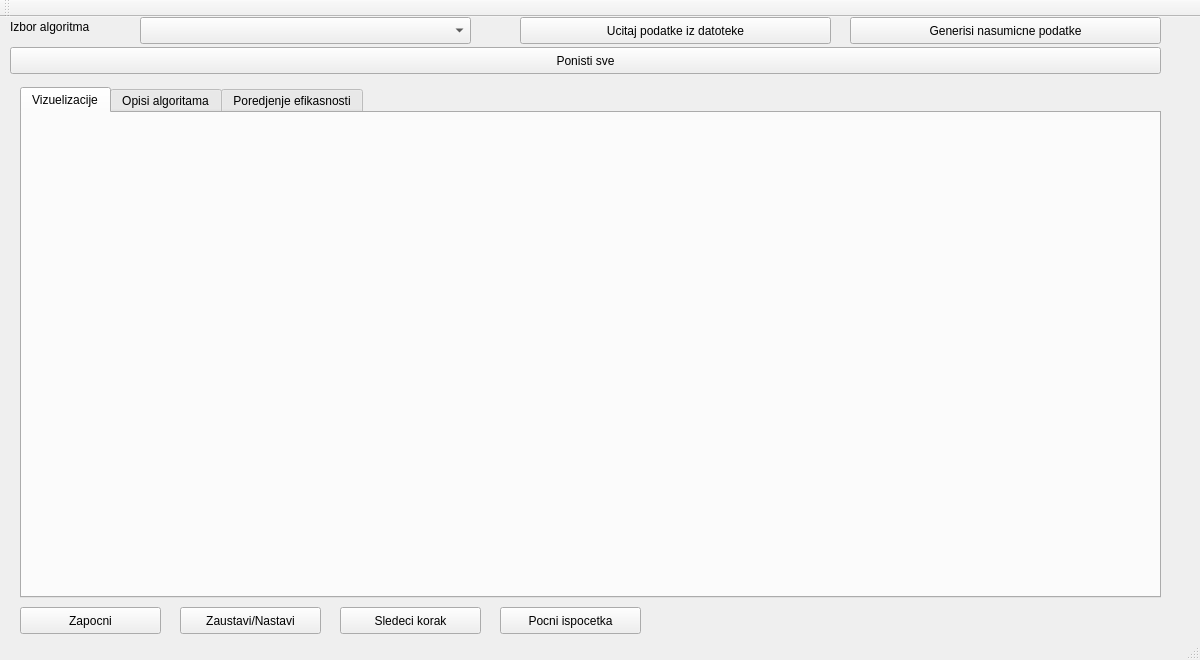
This is mainwindow.ui in miki208/Nearest-Points as Qt 5 draws it before an edit. The edited form follows.
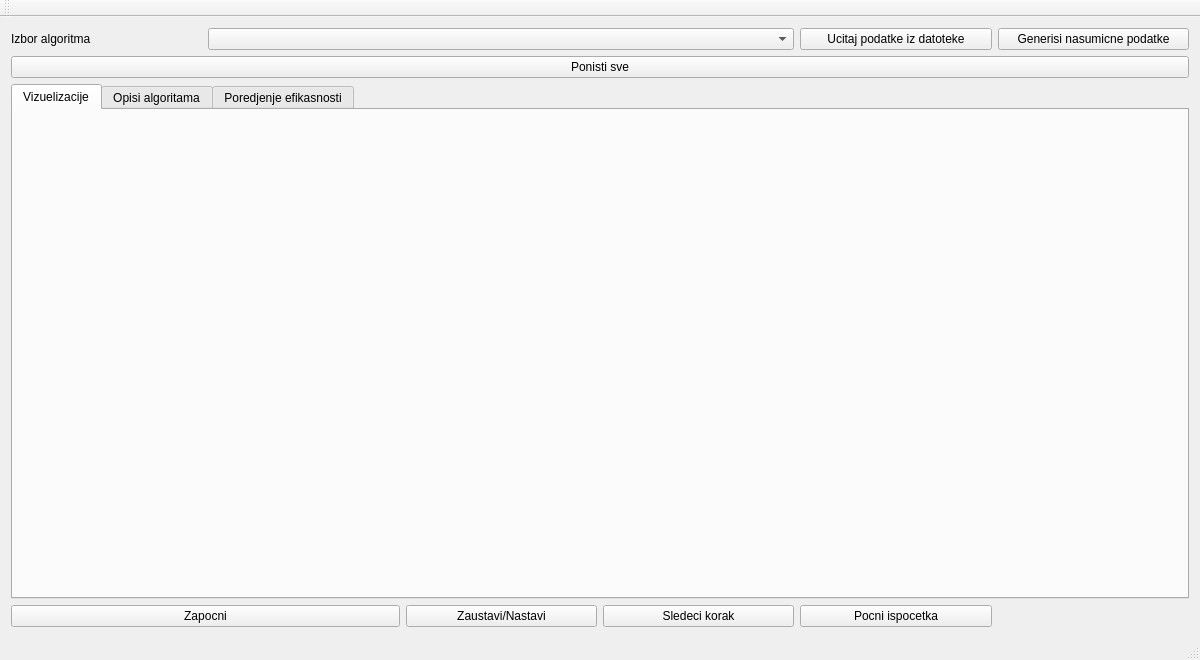
This is the edited form.

Commit message: Added line segment intersections algorithm.

Diff of the .ui file:
```diff
--- a/mainwindow.ui
+++ b/mainwindow.ui
@@ -14,15 +14,40 @@
    <string>MainWindow</string>
   </property>
   <widget class="QWidget" name="centralWidget">
+   <layout class="QGridLayout" name="gridLayout">
+    <item row="0" column="0">
+     <widget class="QLabel" name="label">
+      <property name="text">
+       <string>Izbor algoritma</string>
+      </property>
+     </widget>
+    </item>
+    <item row="0" column="1" colspan="3">
+     <widget class="QComboBox" name="algorithmType"/>
+    </item>
+    <item row="0" column="4">
+     <widget class="QPushButton" name="importDataFromFile">
+      <property name="text">
+       <string>Ucitaj podatke iz datoteke</string>
+      </property>
+     </widget>
+    </item>
+    <item row="0" column="5">
+     <widget class="QPushButton" name="generateRandomData">
+      <property name="text">
+       <string>Generisi nasumicne podatke</string>
+      </property>
+     </widget>
+    </item>
+    <item row="1" column="0" colspan="6">
+     <widget class="QPushButton" name="clean">
+      <property name="text">
+       <string>Ponisti sve</string>
+      </property>
+     </widget>
+    </item>
+    <item row="2" column="0" colspan="6">
    <widget class="QTabWidget" name="tabWidget">
-    <property name="geometry">
-     <rect>
-      <x>20</x>
-      <y>70</y>
-      <width>1141</width>
-      <height>511</height>
-     </rect>
-    </property>
     <property name="currentIndex">
      <number>0</number>
     </property>
@@ -42,120 +67,36 @@
      </attribute>
     </widget>
    </widget>
-   <widget class="QComboBox" name="algorithmType">
-    <property name="geometry">
-     <rect>
-      <x>140</x>
-      <y>0</y>
-      <width>331</width>
-      <height>27</height>
-     </rect>
-    </property>
-   </widget>
-   <widget class="QLabel" name="label">
-    <property name="geometry">
-     <rect>
-      <x>10</x>
-      <y>0</y>
-      <width>131</width>
-      <height>19</height>
-     </rect>
-    </property>
-    <property name="text">
-     <string>Izbor algoritma</string>
-    </property>
-   </widget>
-   <widget class="QPushButton" name="importDataFromFile">
-    <property name="geometry">
-     <rect>
-      <x>520</x>
-      <y>0</y>
-      <width>311</width>
-      <height>27</height>
-     </rect>
-    </property>
-    <property name="text">
-     <string>Ucitaj podatke iz datoteke</string>
-    </property>
-   </widget>
-   <widget class="QPushButton" name="generateRandomData">
-    <property name="geometry">
-     <rect>
-      <x>850</x>
-      <y>0</y>
-      <width>311</width>
-      <height>27</height>
-     </rect>
-    </property>
-    <property name="text">
-     <string>Generisi nasumicne podatke</string>
-    </property>
-   </widget>
-   <widget class="QPushButton" name="clean">
-    <property name="geometry">
-     <rect>
-      <x>10</x>
-      <y>30</y>
-      <width>1151</width>
-      <height>27</height>
-     </rect>
-    </property>
-    <property name="text">
-     <string>Ponisti sve</string>
-    </property>
-   </widget>
+    </item>
+    <item row="3" column="0" colspan="2">
    <widget class="QPushButton" name="start">
-    <property name="geometry">
-     <rect>
-      <x>20</x>
-      <y>590</y>
-      <width>141</width>
-      <height>27</height>
-     </rect>
-    </property>
     <property name="text">
      <string>Zapocni</string>
     </property>
    </widget>
+    </item>
+    <item row="3" column="2">
    <widget class="QPushButton" name="pause">
-    <property name="geometry">
-     <rect>
-      <x>180</x>
-      <y>590</y>
-      <width>141</width>
-      <height>27</height>
-     </rect>
-    </property>
     <property name="text">
      <string>Zaustavi/Nastavi</string>
     </property>
    </widget>
+    </item>
+    <item row="3" column="3">
    <widget class="QPushButton" name="next">
-    <property name="geometry">
-     <rect>
-      <x>340</x>
-      <y>590</y>
-      <width>141</width>
-      <height>27</height>
-     </rect>
-    </property>
     <property name="text">
      <string>Sledeci korak</string>
     </property>
    </widget>
+    </item>
+    <item row="3" column="4">
    <widget class="QPushButton" name="restart">
-    <property name="geometry">
-     <rect>
-      <x>500</x>
-      <y>590</y>
-      <width>141</width>
-      <height>27</height>
-     </rect>
-    </property>
     <property name="text">
      <string>Pocni ispocetka</string>
     </property>
    </widget>
+    </item>
+   </layout>
   </widget>
   <widget class="QToolBar" name="mainToolBar">
    <attribute name="toolBarArea">
```
Lines whose indentation alone changed are shown as unchanged. The commit also changes 11 other files.
